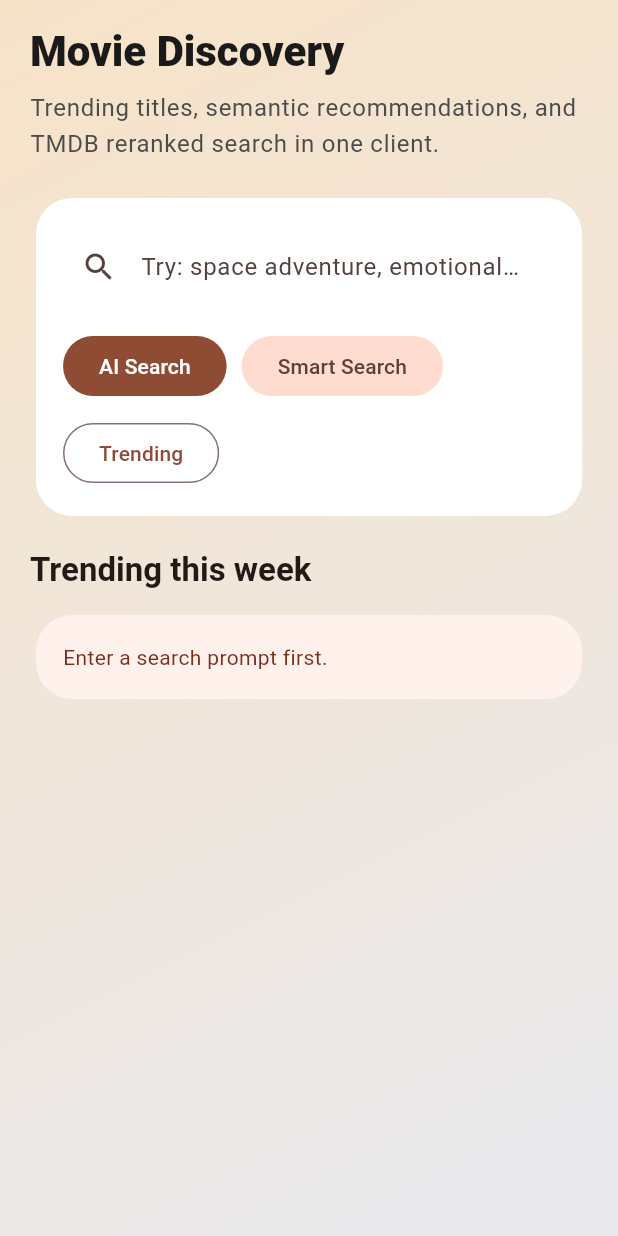
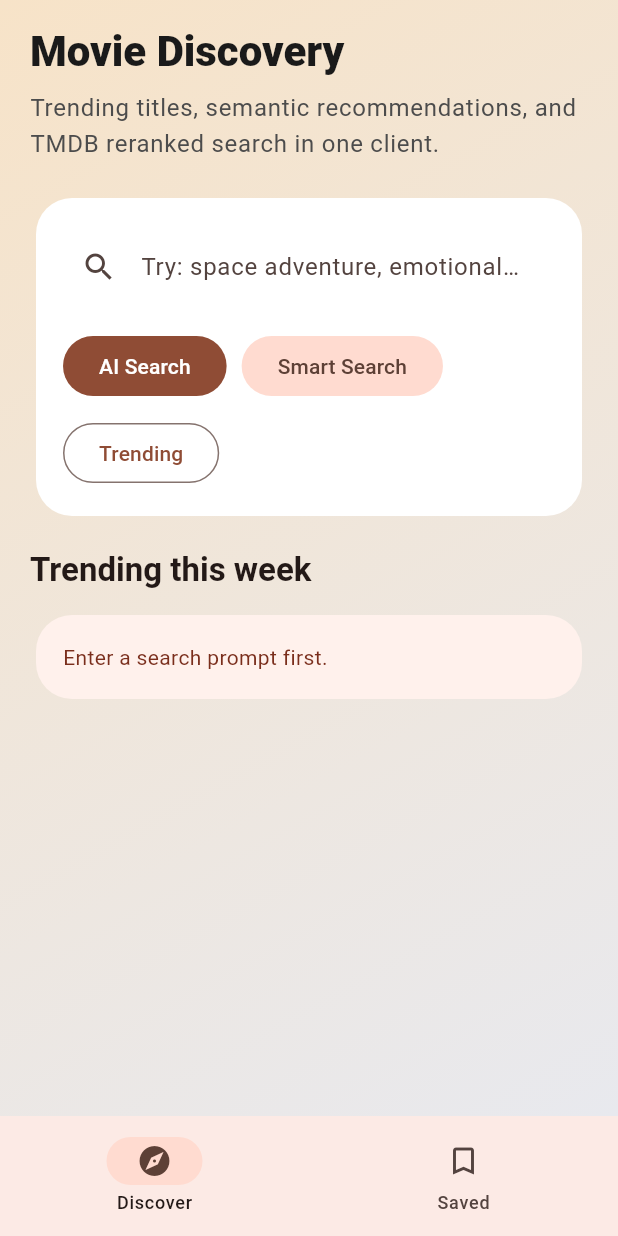
Before and after one commit to Abhi2627/rec-system, a Flutter app: the screen it shows after launch, after a tap on "AI Search", on a phone screen of 412 x 824 dp. Run offline on Flutter 3.47's test engine with Material 3 defaults, Android fonts, the phone set to English and light mode, and no system bars; our stand-ins replace shared_preferences; network calls fail.

Commit message:
Add Saved screen and app shell

```diff
--- a/mobile-flutter/lib/src/app.dart
+++ b/mobile-flutter/lib/src/app.dart
@@ -1,6 +1,8 @@
 import 'package:flutter/material.dart';
 
+import 'features/discovery/presentation/discovery_controller.dart';
 import 'features/discovery/presentation/discovery_page.dart';
+import 'features/discovery/presentation/saved_movies_page.dart';
 
 class RecSystemApp extends StatelessWidget {
   const RecSystemApp({super.key});
@@ -43,7 +45,63 @@ class RecSystemApp extends StatelessWidget {
           ),
         ),
       ),
-      home: const DiscoveryPage(),
+      home: const AppShell(),
     );
   }
 }
+
+class AppShell extends StatefulWidget {
+  const AppShell({super.key});
+
+  @override
+  State<AppShell> createState() => _AppShellState();
+}
+
+class _AppShellState extends State<AppShell> {
+  late final DiscoveryController _controller;
+  int _currentIndex = 0;
+
+  @override
+  void initState() {
+    super.initState();
+    _controller = DiscoveryController()..initialize();
+  }
+
+  @override
+  void dispose() {
+    _controller.dispose();
+    super.dispose();
+  }
+
+  @override
+  Widget build(BuildContext context) {
+    final pages = [
+      DiscoveryPage(controller: _controller),
+      SavedMoviesPage(controller: _controller),
+    ];
+
+    return Scaffold(
+      body: IndexedStack(index: _currentIndex, children: pages),
+      bottomNavigationBar: NavigationBar(
+        selectedIndex: _currentIndex,
+        onDestinationSelected: (index) {
+          setState(() {
+            _currentIndex = index;
+          });
+        },
+        destinations: const [
+          NavigationDestination(
+            icon: Icon(Icons.explore_outlined),
+            selectedIcon: Icon(Icons.explore),
+            label: 'Discover',
+          ),
+          NavigationDestination(
+            icon: Icon(Icons.bookmark_border),
+            selectedIcon: Icon(Icons.bookmark),
+            label: 'Saved',
+          ),
+        ],
+      ),
+    );
+  }
+}
--- a/mobile-flutter/lib/src/features/discovery/data/discovery_repository.dart
+++ b/mobile-flutter/lib/src/features/discovery/data/discovery_repository.dart
@@ -1,3 +1,5 @@
+import 'dart:convert';
+
 import 'package:shared_preferences/shared_preferences.dart';
 
 import '../domain/movie.dart';
@@ -7,7 +9,7 @@ class DiscoveryRepository {
   DiscoveryRepository({DiscoveryApi? api}) : _api = api ?? DiscoveryApi();
 
   static const _recentSearchesKey = 'recent_searches';
-  static const _savedMovieIdsKey = 'saved_movie_ids';
+  static const _savedMoviesKey = 'saved_movies';
   final DiscoveryApi _api;
 
   Future<List<Movie>> fetchTrending() => _api.fetchTrending();
@@ -36,25 +38,28 @@ class DiscoveryRepository {
     await prefs.setStringList(_recentSearchesKey, next);
   }
 
-  Future<Set<int>> loadSavedMovieIds() async {
+  Future<List<Movie>> loadSavedMovies() async {
     final prefs = await SharedPreferences.getInstance();
-    final values = prefs.getStringList(_savedMovieIdsKey) ?? <String>[];
-    return values.map(int.parse).toSet();
+    final values = prefs.getStringList(_savedMoviesKey) ?? <String>[];
+    return values
+        .map((item) => Movie.fromJson(jsonDecode(item) as Map<String, dynamic>))
+        .toList();
   }
 
-  Future<void> toggleSavedMovie(int movieId) async {
+  Future<void> toggleSavedMovie(Movie movie) async {
     final prefs = await SharedPreferences.getInstance();
-    final current = await loadSavedMovieIds();
+    final current = await loadSavedMovies();
+    final alreadySaved = current.any((item) => item.id == movie.id);
 
-    if (current.contains(movieId)) {
-      current.remove(movieId);
+    if (alreadySaved) {
+      current.removeWhere((item) => item.id == movie.id);
     } else {
-      current.add(movieId);
+      current.insert(0, movie);
     }
 
     await prefs.setStringList(
-      _savedMovieIdsKey,
-      current.map((id) => id.toString()).toList(),
+      _savedMoviesKey,
+      current.map((item) => jsonEncode(item.toJson())).toList(),
     );
   }
 }
--- a/mobile-flutter/lib/src/features/discovery/presentation/discovery_controller.dart
+++ b/mobile-flutter/lib/src/features/discovery/presentation/discovery_controller.dart
@@ -15,13 +15,13 @@ class DiscoveryController extends ChangeNotifier {
   bool loading = true;
   String? error;
   List<Movie> movies = const [];
+  List<Movie> savedMovies = const [];
   List<String> recentQueries = const [];
-  Set<int> savedMovieIds = <int>{};
   String lastQuery = '';
 
   Future<void> initialize() async {
     recentQueries = await _repository.loadRecentSearches();
-    savedMovieIds = await _repository.loadSavedMovieIds();
+    savedMovies = await _repository.loadSavedMovies();
     notifyListeners();
     await loadTrending();
   }
@@ -79,11 +79,11 @@ class DiscoveryController extends ChangeNotifier {
     await runSearch(mode, lastQuery);
   }
 
-  bool isSaved(int movieId) => savedMovieIds.contains(movieId);
+  bool isSaved(int movieId) => savedMovies.any((movie) => movie.id == movieId);
 
   Future<void> toggleSaved(Movie movie) async {
-    await _repository.toggleSavedMovie(movie.id);
-    savedMovieIds = await _repository.loadSavedMovieIds();
+    await _repository.toggleSavedMovie(movie);
+    savedMovies = await _repository.loadSavedMovies();
     notifyListeners();
   }
 }
--- a/mobile-flutter/lib/src/features/discovery/presentation/discovery_page.dart
+++ b/mobile-flutter/lib/src/features/discovery/presentation/discovery_page.dart
@@ -5,28 +5,26 @@ import 'discovery_controller.dart';
 import 'movie_detail_page.dart';
 
 class DiscoveryPage extends StatefulWidget {
-  const DiscoveryPage({super.key});
+  const DiscoveryPage({super.key, required this.controller});
+
+  final DiscoveryController controller;
 
   @override
   State<DiscoveryPage> createState() => _DiscoveryPageState();
 }
 
 class _DiscoveryPageState extends State<DiscoveryPage> {
-  late final DiscoveryController _controller;
   final TextEditingController _searchController = TextEditingController();
 
   @override
   void initState() {
     super.initState();
-    _controller = DiscoveryController()..addListener(_onControllerChanged);
-    _controller.initialize();
+    widget.controller.addListener(_onControllerChanged);
   }
 
   @override
   void dispose() {
-    _controller
-      ..removeListener(_onControllerChanged)
-      ..dispose();
+    widget.controller.removeListener(_onControllerChanged);
     _searchController.dispose();
     super.dispose();
   }
@@ -38,7 +36,19 @@ class _DiscoveryPageState extends State<DiscoveryPage> {
   }
 
   Future<void> _runSearch(DiscoveryMode mode) async {
-    await _controller.runSearch(mode, _searchController.text);
+    await widget.controller.runSearch(mode, _searchController.text);
+  }
+
+  void _openMovie(Movie movie) {
+    Navigator.of(context).push(
+      MaterialPageRoute<void>(
+        builder: (_) => MovieDetailPage(
+          movie: movie,
+          isSaved: widget.controller.isSaved(movie.id),
+          onToggleSaved: () => widget.controller.toggleSaved(movie),
+        ),
+      ),
+    );
   }
 
   @override
@@ -54,7 +64,7 @@ class _DiscoveryPageState extends State<DiscoveryPage> {
         ),
         child: SafeArea(
           child: RefreshIndicator(
-            onRefresh: _controller.refresh,
+            onRefresh: widget.controller.refresh,
             child: ListView(
               padding: const EdgeInsets.fromLTRB(20, 16, 20, 24),
               children: [
@@ -96,7 +106,7 @@ class _DiscoveryPageState extends State<DiscoveryPage> {
                           runSpacing: 10,
                           children: [
                             FilledButton(
-                              onPressed: _controller.loading
+                              onPressed: widget.controller.loading
                                   ? null
                                   : () => _runSearch(
                                       DiscoveryMode.semanticSearch,
@@ -104,15 +114,15 @@ class _DiscoveryPageState extends State<DiscoveryPage> {
                               child: const Text('AI Search'),
                             ),
                             FilledButton.tonal(
-                              onPressed: _controller.loading
+                              onPressed: widget.controller.loading
                                   ? null
                                   : () => _runSearch(DiscoveryMode.smartSearch),
                               child: const Text('Smart Search'),
                             ),
                             OutlinedButton(
-                              onPressed: _controller.loading
+                              onPressed: widget.controller.loading
                                   ? null
-                                  : _controller.loadTrending,
+                                  : widget.controller.loadTrending,
                               child: const Text('Trending'),
                             ),
                           ],
@@ -121,7 +131,7 @@ class _DiscoveryPageState extends State<DiscoveryPage> {
                     ),
                   ),
                 ),
-                if (_controller.recentQueries.isNotEmpty) ...[
+                if (widget.controller.recentQueries.isNotEmpty) ...[
                   const SizedBox(height: 14),
                   Text(
                     'Recent searches',
@@ -133,7 +143,7 @@ class _DiscoveryPageState extends State<DiscoveryPage> {
                   Wrap(
                     spacing: 10,
                     runSpacing: 10,
-                    children: _controller.recentQueries.map((query) {
+                    children: widget.controller.recentQueries.map((query) {
                       return ActionChip(
                         label: Text(query),
                         onPressed: () {
@@ -144,10 +154,10 @@ class _DiscoveryPageState extends State<DiscoveryPage> {
                     }).toList(),
                   ),
                 ],
-                if (_controller.savedMovieIds.isNotEmpty) ...[
+                if (widget.controller.savedMovies.isNotEmpty) ...[
                   const SizedBox(height: 18),
                   Text(
-                    'Saved movies in this session',
+                    'Saved highlights',
                     style: Theme.of(context).textTheme.titleMedium?.copyWith(
                       fontWeight: FontWeight.w700,
                     ),
@@ -156,61 +166,39 @@ class _DiscoveryPageState extends State<DiscoveryPage> {
                   Wrap(
                     spacing: 10,
                     runSpacing: 10,
-                    children: _controller.movies
-                        .where((movie) => _controller.isSaved(movie.id))
-                        .map(
-                          (movie) => ActionChip(
-                            avatar: const Icon(Icons.bookmark, size: 18),
-                            label: Text(movie.title),
-                            onPressed: () {
-                              Navigator.of(context).push(
-                                MaterialPageRoute<void>(
-                                  builder: (_) => MovieDetailPage(
-                                    movie: movie,
-                                    isSaved: _controller.isSaved(movie.id),
-                                    onToggleSaved: () =>
-                                        _controller.toggleSaved(movie),
-                                  ),
-                                ),
-                              );
-                            },
-                          ),
-                        )
-                        .toList(),
+                    children: widget.controller.savedMovies.take(4).map((
+                      movie,
+                    ) {
+                      return ActionChip(
+                        avatar: const Icon(Icons.bookmark, size: 18),
+                        label: Text(movie.title),
+                        onPressed: () => _openMovie(movie),
+                      );
+                    }).toList(),
                   ),
                 ],
                 const SizedBox(height: 18),
-                _SectionHeader(mode: _controller.mode),
+                _SectionHeader(mode: widget.controller.mode),
                 const SizedBox(height: 12),
-                if (_controller.loading)
+                if (widget.controller.loading)
                   const Padding(
                     padding: EdgeInsets.only(top: 32),
                     child: Center(child: CircularProgressIndicator()),
                   )
-                else if (_controller.error != null)
-                  _ErrorCard(message: _controller.error!)
-                else if (_controller.movies.isEmpty)
+                else if (widget.controller.error != null)
+                  _ErrorCard(message: widget.controller.error!)
+                else if (widget.controller.movies.isEmpty)
                   const _EmptyCard()
                 else
-                  ..._controller.movies.map(
+                  ...widget.controller.movies.map(
                     (movie) => Padding(
                       padding: const EdgeInsets.only(bottom: 14),
                       child: _MovieCard(
                         movie: movie,
-                        isSaved: _controller.isSaved(movie.id),
-                        onToggleSaved: () => _controller.toggleSaved(movie),
-                        onTap: () {
-                          Navigator.of(context).push(
-                            MaterialPageRoute<void>(
-                              builder: (_) => MovieDetailPage(
-                                movie: movie,
-                                isSaved: _controller.isSaved(movie.id),
-                                onToggleSaved: () =>
-                                    _controller.toggleSaved(movie),
-                              ),
-                            ),
-                          );
-                        },
+                        isSaved: widget.controller.isSaved(movie.id),
+                        onToggleSaved: () =>
+                            widget.controller.toggleSaved(movie),
+                        onTap: () => _openMovie(movie),
                       ),
                     ),
                   ),
--- /dev/null
+++ b/mobile-flutter/lib/src/features/discovery/presentation/saved_movies_page.dart
@@ -0,0 +1,181 @@
+import 'package:flutter/material.dart';
+
+import '../domain/movie.dart';
+import 'discovery_controller.dart';
+import 'movie_detail_page.dart';
+
+class SavedMoviesPage extends StatefulWidget {
+  const SavedMoviesPage({super.key, required this.controller});
+
+  final DiscoveryController controller;
+
+  @override
+  State<SavedMoviesPage> createState() => _SavedMoviesPageState();
+}
+
+class _SavedMoviesPageState extends State<SavedMoviesPage> {
+  @override
+  void initState() {
+    super.initState();
+    widget.controller.addListener(_onControllerChanged);
+  }
+
+  @override
+  void dispose() {
+    widget.controller.removeListener(_onControllerChanged);
+    super.dispose();
+  }
+
+  void _onControllerChanged() {
+    if (mounted) {
+      setState(() {});
+    }
+  }
+
+  void _openMovie(Movie movie) {
+    Navigator.of(context).push(
+      MaterialPageRoute<void>(
+        builder: (_) => MovieDetailPage(
+          movie: movie,
+          isSaved: widget.controller.isSaved(movie.id),
+          onToggleSaved: () => widget.controller.toggleSaved(movie),
+        ),
+      ),
+    );
+  }
+
+  @override
+  Widget build(BuildContext context) {
+    final movies = widget.controller.savedMovies;
+
+    return Scaffold(
+      body: Container(
+        decoration: const BoxDecoration(
+          gradient: LinearGradient(
+            colors: [Color(0xFFE8E9EE), Color(0xFFF7E3C8)],
+            begin: Alignment.topLeft,
+            end: Alignment.bottomRight,
+          ),
+        ),
+        child: SafeArea(
+          child: ListView(
+            padding: const EdgeInsets.fromLTRB(20, 16, 20, 24),
+            children: [
+              Text(
+                'Saved Movies',
+                style: Theme.of(context).textTheme.headlineMedium?.copyWith(
+                  fontWeight: FontWeight.w800,
+                  color: const Color(0xFF1A1A1A),
+                ),
+              ),
+              const SizedBox(height: 8),
+              Text(
+                'Your personal shortlist lives here, even when discovery results change.',
+                style: Theme.of(
+                  context,
+                ).textTheme.bodyLarge?.copyWith(color: const Color(0xFF4C4C4C)),
+              ),
+              const SizedBox(height: 20),
+              if (movies.isEmpty)
+                const _EmptySavedCard()
+              else
+                ...movies.map(
+                  (movie) => Padding(
+                    padding: const EdgeInsets.only(bottom: 14),
+                    child: _SavedMovieCard(
+                      movie: movie,
+                      onOpen: () => _openMovie(movie),
+                      onRemove: () => widget.controller.toggleSaved(movie),
+                    ),
+                  ),
+                ),
+            ],
+          ),
+        ),
+      ),
+    );
+  }
+}
+
+class _SavedMovieCard extends StatelessWidget {
+  const _SavedMovieCard({
+    required this.movie,
+    required this.onOpen,
+    required this.onRemove,
+  });
+
+  final Movie movie;
+  final VoidCallback onOpen;
+  final VoidCallback onRemove;
+
+  @override
+  Widget build(BuildContext context) {
+    return Card(
+      child: InkWell(
+        borderRadius: BorderRadius.circular(24),
+        onTap: onOpen,
+        child: Padding(
+          padding: const EdgeInsets.all(18),
+          child: Row(
+            crossAxisAlignment: CrossAxisAlignment.start,
+            children: [
+              Expanded(
+                child: Column(
+                  crossAxisAlignment: CrossAxisAlignment.start,
+                  children: [
+                    Text(
+                      movie.title,
+                      style: Theme.of(context).textTheme.titleMedium?.copyWith(
+                        fontWeight: FontWeight.w800,
+                      ),
+                    ),
+                    const SizedBox(height: 10),
+                    if (movie.releaseDate.isNotEmpty)
+                      Text(
+                        movie.releaseDate,
+                        style: Theme.of(context).textTheme.labelLarge,
+                      ),
+                    if (movie.overview.isNotEmpty) ...[
+                      const SizedBox(height: 10),
+                      Text(
+                        movie.overview,
+                        maxLines: 3,
+                        overflow: TextOverflow.ellipsis,
+                        style: Theme.of(context).textTheme.bodyMedium?.copyWith(
+                          height: 1.4,
+                          color: const Color(0xFF505050),
+                        ),
+                      ),
+                    ],
+                  ],
+                ),
+              ),
+              IconButton(
+                onPressed: onRemove,
+                tooltip: 'Remove from saved',
+                icon: const Icon(Icons.bookmark_remove_outlined),
+              ),
+            ],
+          ),
+        ),
+      ),
+    );
+  }
+}
+
+class _EmptySavedCard extends StatelessWidget {
+  const _EmptySavedCard();
+
+  @override
+  Widget build(BuildContext context) {
+    return Card(
+      child: Padding(
+        padding: const EdgeInsets.all(18),
+        child: Text(
+          'You have not saved any movies yet. Bookmark titles from discovery to build your list.',
+          style: Theme.of(context).textTheme.bodyMedium,
+        ),
+      ),
+    );
+  }
+}
```
Also changed, not shown: mobile-flutter/lib/src/features/discovery/domain/movie.dart (+12 -0 lines).
